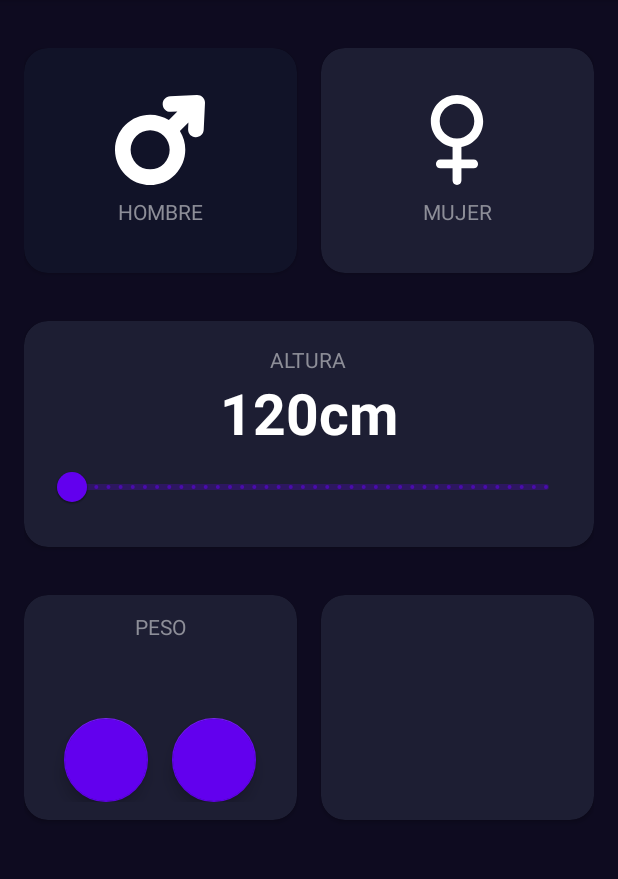
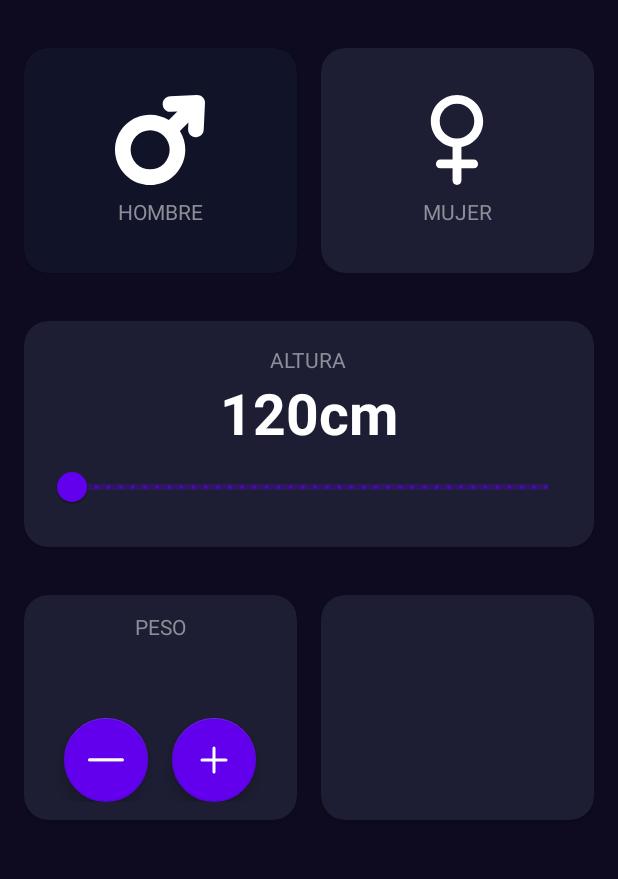
Before and after one commit to ZoiloGranda/curso-kotlin, an Android app: the IMCCalculatorActivity screen opened directly, with no data from a screen before it, on a phone screen of 412 x 824 dp, the part 84-963 px from its top. Run offline under Robolectric (Android 15) with nearby library versions, the phone set to English and light mode, and no system bars.

Commit message:
add plus and minus icons

```diff
--- /dev/null
+++ b/app/src/main/res/drawable/ic_plus.xml
@@ -0,0 +1,13 @@
+<vector xmlns:android="http://schemas.android.com/apk/res/android"
+    android:width="800dp"
+    android:height="800dp"
+    android:viewportWidth="24"
+    android:viewportHeight="24">
+  <path
+      android:pathData="M4,12H20M12,4V20"
+      android:strokeLineJoin="round"
+      android:strokeWidth="2"
+      android:fillColor="#00000000"
+      android:strokeColor="#000000"
+      android:strokeLineCap="round"/>
+</vector>
--- /dev/null
+++ b/app/src/main/res/drawable/ic_subtract.xml
@@ -0,0 +1,22 @@
+<vector xmlns:android="http://schemas.android.com/apk/res/android"
+    android:width="256dp"
+    android:height="256dp"
+    android:viewportWidth="256"
+    android:viewportHeight="256">
+  <path
+      android:pathData="M244.47,137.69l-233.23,0C5.81,137.69 1.41,133.29 1.41,127.86s4.4,-9.84 9.84,-9.84l233.23,0c5.43,0 9.84,4.4 9.84,9.84S249.9,137.69 244.47,137.69z"
+      android:strokeLineJoin="miter"
+      android:strokeWidth="2.81"
+      android:fillColor="#1D1D1B"
+      android:fillType="nonZero"
+      android:strokeColor="#00000000"
+      android:strokeLineCap="butt"/>
+  <path
+      android:pathData="M244.47,137.69l-233.23,0C5.81,137.69 1.41,133.29 1.41,127.86s4.4,-9.84 9.84,-9.84l233.23,0c5.43,0 9.84,4.4 9.84,9.84S249.9,137.69 244.47,137.69z"
+      android:strokeLineJoin="miter"
+      android:strokeWidth="2.81"
+      android:fillColor="#1D1D1B"
+      android:fillType="nonZero"
+      android:strokeColor="#00000000"
+      android:strokeLineCap="butt"/>
+</vector>
--- a/app/src/main/res/layout/activity_imccalculator.xml
+++ b/app/src/main/res/layout/activity_imccalculator.xml
@@ -165,13 +165,17 @@
                     android:layout_width="wrap_content"
                     android:layout_height="wrap_content"
                     android:layout_marginEnd="16dp"
-                    app:backgroundTint="@color/background_fab" />
+                    android:src="@drawable/ic_subtract"
+                    app:backgroundTint="@color/background_fab"
+                    app:tint="@color/white" />
 
                 <com.google.android.material.floatingactionbutton.FloatingActionButton
                     android:id="@+id/btnPlusWeight"
                     android:layout_width="wrap_content"
                     android:layout_height="wrap_content"
-                    app:backgroundTint="@color/background_fab" />
+                    android:src="@drawable/ic_plus"
+                    app:backgroundTint="@color/background_fab"
+                    app:tint="@color/white" />
             </androidx.appcompat.widget.LinearLayoutCompat>
         </androidx.appcompat.widget.LinearLayoutCompat>
 
```
